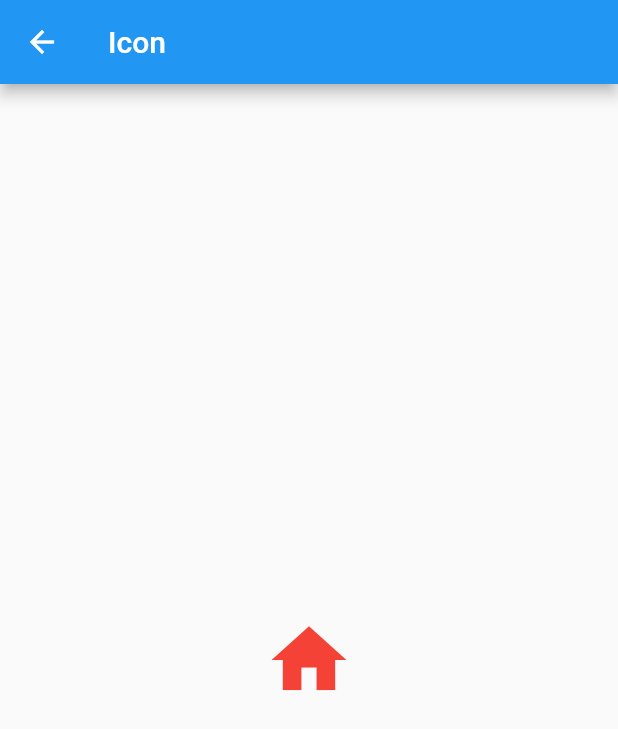
After one commit to karais89/flutter_survival_coding, a Flutter app: the BasicMenu screen opened directly, after a tap on "Icon", on a phone screen of 412 x 824 dp. The commit adds this screen. Shown: the top 729 px of the screen. Run offline on Flutter 3.47's test engine with Material 2 defaults, Android fonts, the phone set to English and light mode, and no system bars.

Commit message:
아이콘

```diff
--- a/chapter04/lib/basic/basic_menu.dart
+++ b/chapter04/lib/basic/basic_menu.dart
@@ -1,3 +1,4 @@
+import 'package:chapter04/basic/icon_page.dart';
 import 'package:chapter04/basic/image_page.dart';
 import 'package:chapter04/basic/text_page.dart';
 import 'package:chapter04/component/my_list_tile.dart';
@@ -20,6 +21,10 @@ class BasicMenu extends StatelessWidget {
             title: 'Image',
             page: ImagePage(),
           ),
+          MyListTile(
+            title: 'Icon',
+            page: IconPage(),
+          ),
         ],
       ),
     );
--- /dev/null
+++ b/chapter04/lib/basic/icon_page.dart
@@ -0,0 +1,19 @@
+import 'package:flutter/material.dart';
+
+class IconPage extends StatelessWidget {
+  @override
+  Widget build(BuildContext context) {
+    return Scaffold(
+      appBar: AppBar(
+        title: Text('Icon'),
+      ),
+      body: Center(
+        child: Icon(
+          Icons.home,
+          color: Colors.red,
+          size: 60.0,
+        ),
+      ),
+    );
+  }
+}
```
